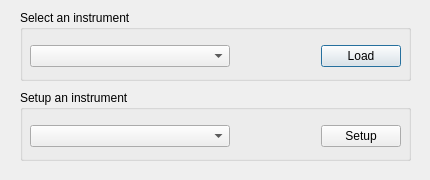
The window that inlinino/resources/startup.ui (OceanOptics/Inlinino) describes before a commit, drawn with Qt 5.
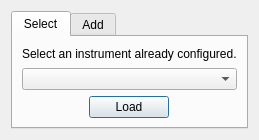
The same window after the commit. Icons and pictures are not drawn.

Commit message: Updated design of startup pop-up

Patch:
```diff
--- a/inlinino/resources/startup.ui
+++ b/inlinino/resources/startup.ui
@@ -2,26 +2,6 @@
 <ui version="4.0">
  <class>DialogStartUp</class>
  <widget class="QDialog" name="DialogStartUp">
-  <property name="geometry">
-   <rect>
-    <x>0</x>
-    <y>0</y>
-    <width>430</width>
-    <height>180</height>
-   </rect>
-  </property>
-  <property name="sizePolicy">
-   <sizepolicy hsizetype="Preferred" vsizetype="Preferred">
-    <horstretch>0</horstretch>
-    <verstretch>0</verstretch>
-   </sizepolicy>
-  </property>
-  <property name="minimumSize">
-   <size>
-    <width>300</width>
-    <height>0</height>
-   </size>
-  </property>
   <property name="windowTitle">
    <string>Inlinino: Start up</string>
   </property>
@@ -29,28 +9,24 @@
    <iconset>
     <normaloff>inlinino.ico</normaloff>inlinino.ico</iconset>
   </property>
-  <widget class="QGroupBox" name="group_box_select">
-   <property name="geometry">
-    <rect>
-     <x>20</x>
-     <y>10</y>
-     <width>391</width>
-     <height>71</height>
-    </rect>
-   </property>
-   <property name="title">
-    <string>Select an instrument</string>
-   </property>
-   <widget class="QWidget" name="horizontalLayoutWidget">
-    <property name="geometry">
-     <rect>
-      <x>10</x>
-      <y>30</y>
-      <width>371</width>
-      <height>32</height>
-     </rect>
-    </property>
-    <layout class="QHBoxLayout" name="horizontalLayout">
+  <layout class="QVBoxLayout" name="verticalLayout_3">
+   <item>
+    <widget class="QTabWidget" name="tabWidget">
+     <property name="currentIndex">
+      <number>0</number>
+     </property>
+     <widget class="QWidget" name="select">
+      <attribute name="title">
+       <string>Select</string>
+      </attribute>
+      <layout class="QVBoxLayout" name="verticalLayout">
+       <item>
+        <widget class="QLabel" name="label">
+         <property name="text">
+          <string>Select an instrument already configured.</string>
+         </property>
+        </widget>
+       </item>
      <item>
       <widget class="QComboBox" name="combo_box_instrument_to_load">
        <property name="minimumSize">
@@ -65,50 +41,36 @@
       </widget>
      </item>
      <item>
-      <spacer name="horizontalSpacer">
-       <property name="orientation">
-        <enum>Qt::Horizontal</enum>
-       </property>
-       <property name="sizeHint" stdset="0">
-        <size>
-         <width>0</width>
-         <height>0</height>
-        </size>
-       </property>
-      </spacer>
-     </item>
+        <layout class="QHBoxLayout" name="horizontalLayout_3">
      <item>
       <widget class="QPushButton" name="button_load">
+           <property name="sizePolicy">
+            <sizepolicy hsizetype="Fixed" vsizetype="Fixed">
+             <horstretch>0</horstretch>
+             <verstretch>0</verstretch>
+            </sizepolicy>
+           </property>
        <property name="text">
         <string>Load</string>
        </property>
       </widget>
      </item>
     </layout>
-   </widget>
-  </widget>
-  <widget class="QGroupBox" name="group_box_setup">
-   <property name="geometry">
-    <rect>
-     <x>20</x>
-     <y>90</y>
-     <width>391</width>
-     <height>71</height>
-    </rect>
-   </property>
-   <property name="title">
-    <string>Setup an instrument</string>
-   </property>
-   <widget class="QWidget" name="horizontalLayoutWidget_2">
-    <property name="geometry">
-     <rect>
-      <x>10</x>
-      <y>30</y>
-      <width>371</width>
-      <height>32</height>
-     </rect>
-    </property>
-    <layout class="QHBoxLayout" name="horizontalLayout_2">
+       </item>
+      </layout>
+     </widget>
+     <widget class="QWidget" name="setup">
+      <attribute name="title">
+       <string>Add</string>
+      </attribute>
+      <layout class="QVBoxLayout" name="verticalLayout_2">
+       <item>
+        <widget class="QLabel" name="label_2">
+         <property name="text">
+          <string>Setup a new instrument.</string>
+         </property>
+        </widget>
+       </item>
      <item>
       <widget class="QComboBox" name="combo_box_instrument_to_setup">
        <property name="minimumSize">
@@ -123,28 +85,27 @@
       </widget>
      </item>
      <item>
-      <spacer name="horizontalSpacer_2">
-       <property name="orientation">
-        <enum>Qt::Horizontal</enum>
-       </property>
-       <property name="sizeHint" stdset="0">
-        <size>
-         <width>0</width>
-         <height>0</height>
-        </size>
-       </property>
-      </spacer>
-     </item>
+        <layout class="QHBoxLayout" name="horizontalLayout_4">
      <item>
       <widget class="QPushButton" name="button_setup">
+           <property name="sizePolicy">
+            <sizepolicy hsizetype="Fixed" vsizetype="Fixed">
+             <horstretch>0</horstretch>
+             <verstretch>0</verstretch>
+            </sizepolicy>
+           </property>
        <property name="text">
         <string>Setup</string>
        </property>
       </widget>
      </item>
     </layout>
-   </widget>
-  </widget>
+       </item>
+      </layout>
+     </widget>
+    </widget>
+   </item>
+  </layout>
  </widget>
  <resources/>
  <connections/>
```
Lines whose indentation alone changed are shown as unchanged.
